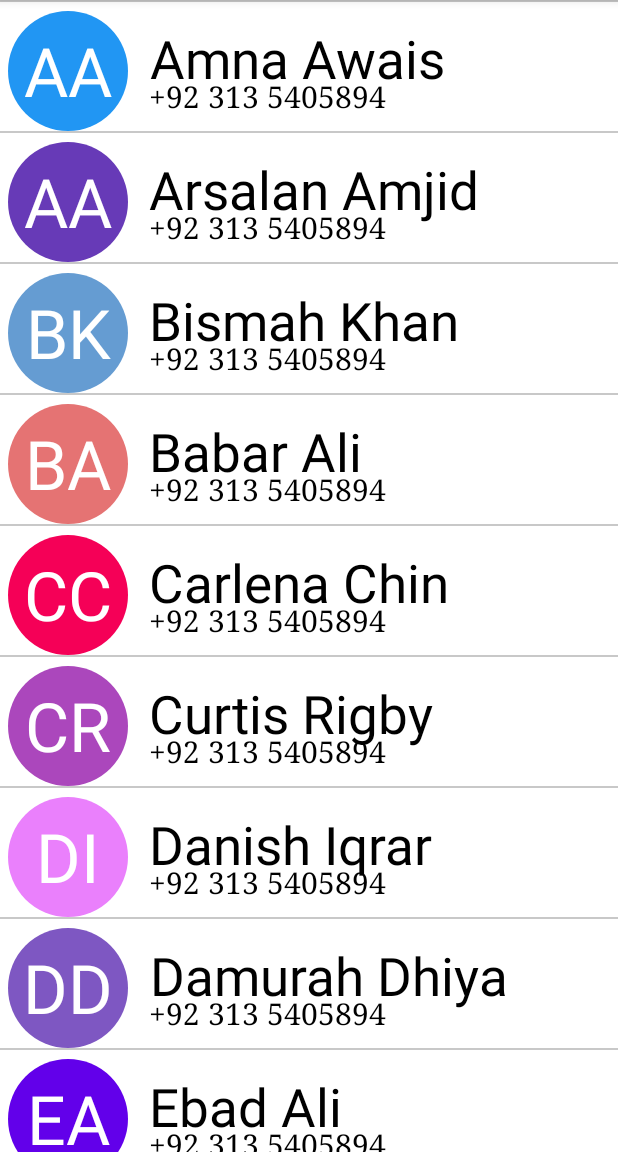
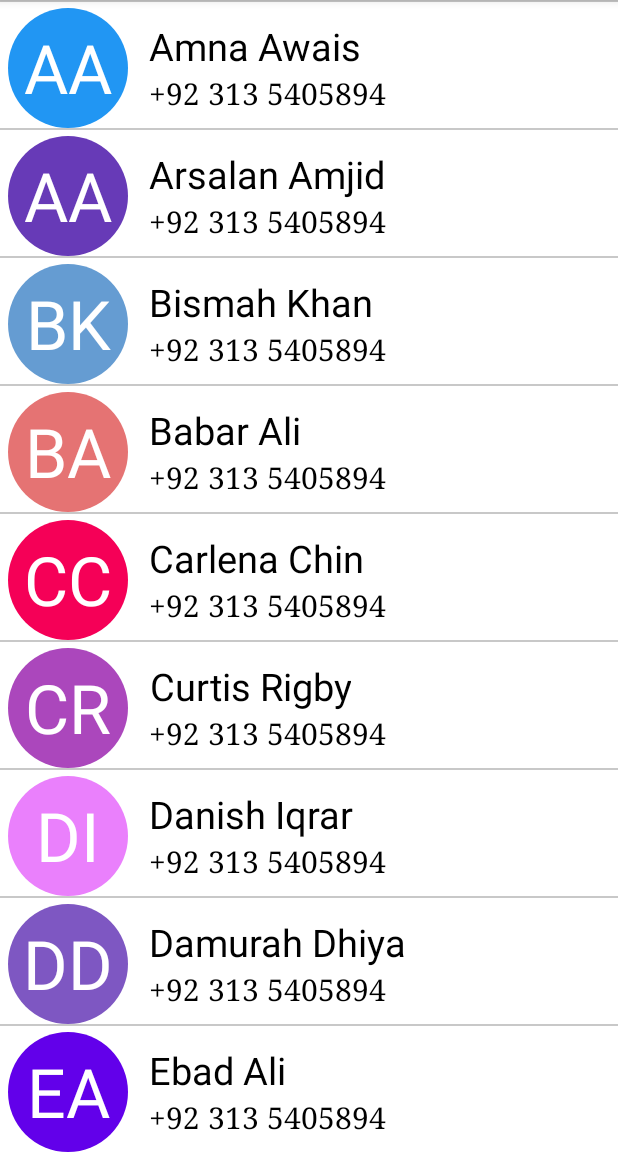
Before and after one commit to ebad-ali/SMDAssignment, an Android app: the screen it shows after launch (MainActivity), on a phone screen of 412 x 824 dp, the part 84-1236 px from its top. Run offline under Robolectric (Android 15) with nearby library versions, the phone set to English and light mode, and no system bars.

Commit message:
Intial Change

```diff
--- a/app/src/main/res/layout/activity.xml
+++ b/app/src/main/res/layout/activity.xml
@@ -11,12 +11,13 @@
         android:layout_alignParentStart="true"
         android:layout_alignParentTop="true"
         android:layout_marginLeft="5dp"
-        android:layout_marginTop="7dp"
+        android:layout_marginTop="5dp"
         android:background="@drawable/shape"
         android:gravity="center"
         android:text="EA"
         android:textColor="#fff"
-        android:textSize="45sp" />
+        android:textSize="45sp"
+        />
 
     <TextView
         android:id="@+id/user_name"
@@ -32,7 +33,7 @@
         android:gravity="center"
         android:text="Ebad Ali"
         android:textColor="#000"
-        android:textSize="35sp"
+        android:textSize="25sp"
         android:textStyle="bold"
         android:typeface="monospace" />
 
--- a/app/src/main/res/values/strings.xml
+++ b/app/src/main/res/values/strings.xml
@@ -53,7 +53,7 @@
         <item>Qadeer Ali</item>
         <item>Qasim Altaf</item>
 
-        <item>Ramsha Mustafa Ali</item>
+        <item>Ramsha Mustafa</item>
         <item>Rabia Aziz</item>
 
         <item>Saba Safder</item>
```
